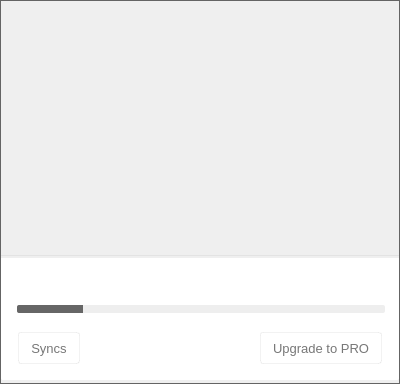
This is src/MEGASync/gui/win/InfoDialog.ui in meganz/MEGAsync as Qt 5 draws it before an edit. The edited form follows.
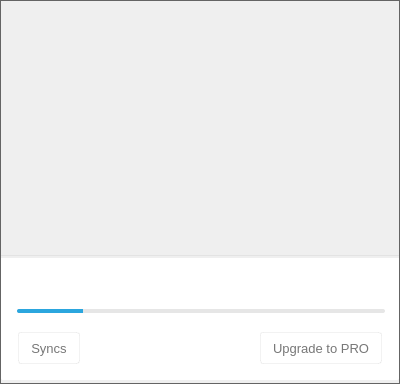
This is the edited form. The open tabs and pages were chosen to show the change. Icons and pictures are not drawn. Custom widgets are drawn as their Qt base class.

Commit message: Restyling Info Dialog: - Replace old assets of header for new ones - Adjust layout and bottom widget (progressbar styles, overquota style) - Include new status widget to reflect MEGAsync state and manage pause states - Other minor layout fixes and adjustments

What changed in the file:
```diff
--- a/src/MEGASync/gui/win/InfoDialog.ui
+++ b/src/MEGASync/gui/win/InfoDialog.ui
@@ -35,15 +35,6 @@
 {
 	border: none;
 }
-QPushButton#bSettings:hover
-{
-	image: url(://images/tray_preferences_over_ico.png);
-}
-
-QPushButton#bTransferManager:hover
-{
-	image: url(://images/tray_transfer_manager_ico_over.png);
-}
 
 #wContainerHeader
 {
@@ -135,7 +126,7 @@
 
 QProgressBar#pUsageStorage, QProgressBar#pUsageQuota
 {
-background-color: #EEEEEE;
+background-color: #E6E6E6;
 border-radius: 2px;
 }
 
@@ -145,14 +136,25 @@
 border-radius: 2px;
 }
                                                             
-QProgressBar#pUsageStorage::chunk, QProgressBar#pUsageQuota::chunk{
-background-color: #666666;
+QProgressBar#pUsageStorage::chunk{
+background-color: #2BA6DE;
 border-top-left-radius: 2px;
 border-bottom-left-radius: 2px;
 }
 
-QProgressBar#pUsageStorage::chunk[crossedge=true] , QProgressBar#pUsageQuota::chunk[crossedge=true]{
-background-color: #666666;
+QProgressBar#pUsageQuota::chunk{
+background-color: #31B500;
+border-top-left-radius: 2px;
+border-bottom-left-radius: 2px;
+}
+
+QProgressBar#pUsageStorage::chunk[crossedge=true] {
+background-color: #2BA6DE;
+border-radius: 2px;
+}
+
+QProgressBar#pUsageQuota::chunk[crossedge=true]{
+background-color: #31B500;
 border-radius: 2px;
 }
 
@@ -1456,13 +1458,13 @@
                   <property name="minimumSize">
                    <size>
                     <width>368</width>
-                    <height>8</height>
+                    <height>4</height>
                    </size>
                   </property>
                   <property name="maximumSize">
                    <size>
                     <width>368</width>
-                    <height>8</height>
+                    <height>4</height>
                    </size>
                   </property>
                   <property name="cursor">
@@ -1840,6 +1842,12 @@
    <header location="global">InfoDialogTransfersWidget.h</header>
    <container>1</container>
   </customwidget>
+  <customwidget>
+   <class>StatusInfo</class>
+   <extends>QWidget</extends>
+   <header location="global">StatusInfo.h</header>
+   <container>1</container>
+  </customwidget>
  </customwidgets>
  <tabstops>
   <tabstop>bSettings</tabstop>
```
Left out of the diff: 40 changed lines with no effect on the pictures. The commit also changes 28 other files.
